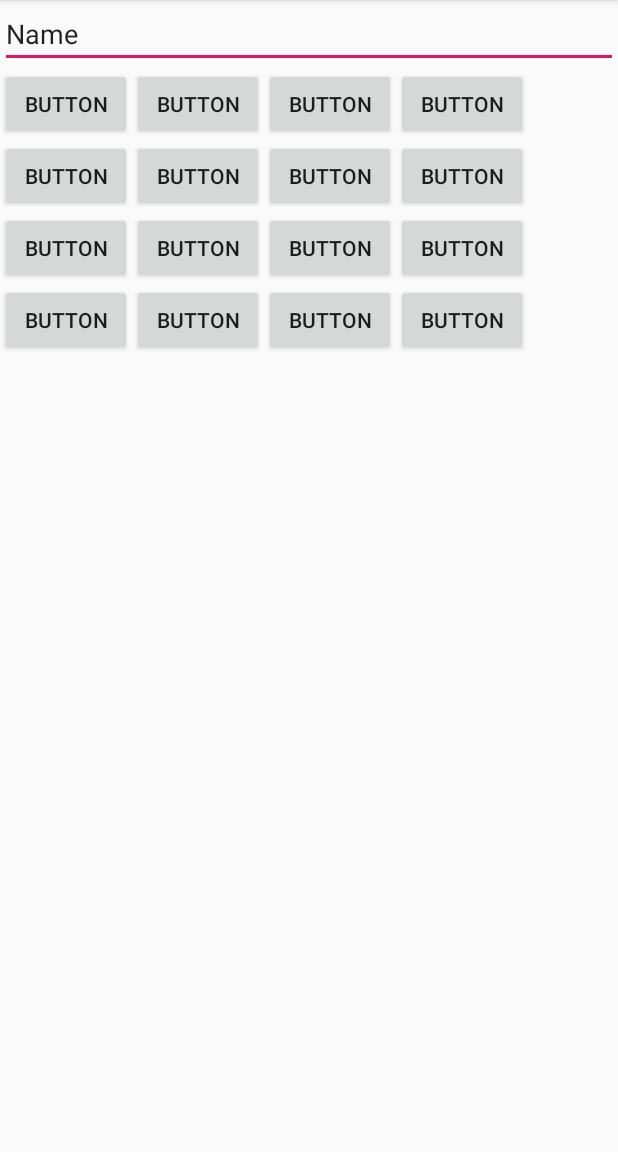
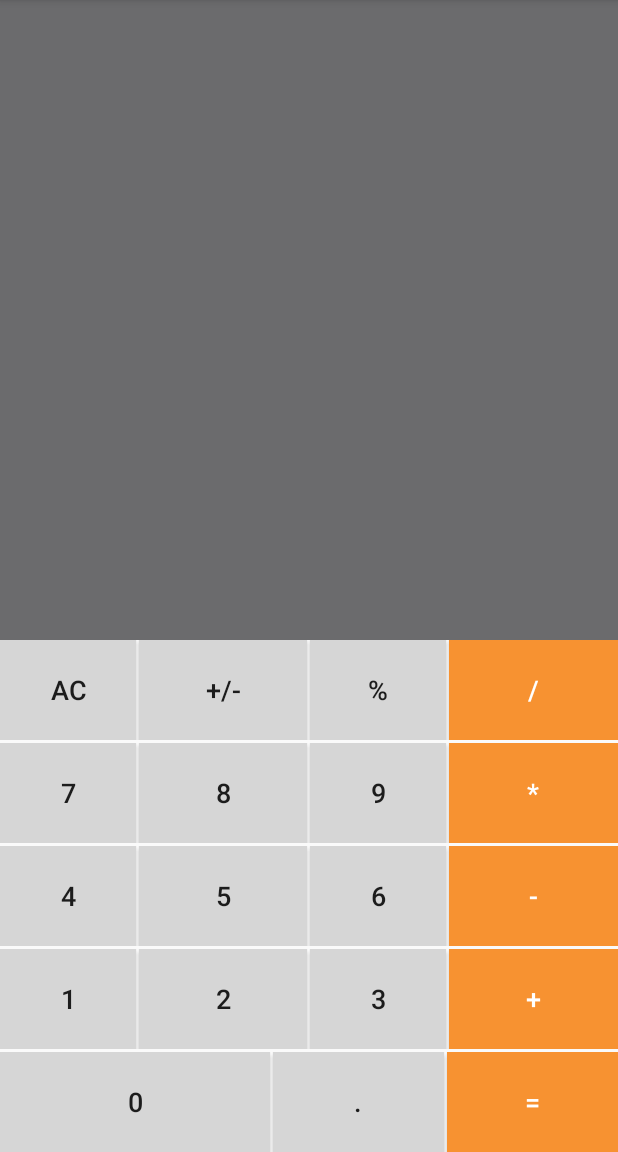
Before and after one commit to marcokenata-1/calculator-udemy, an Android app: the screen it shows after launch (MainActivity), on a phone screen of 412 x 824 dp, the part 84-1236 px from its top. Run offline under Robolectric (Android 15) with nearby library versions, the phone set to English and light mode, and no system bars.

Commit message:
fixing design issues

```diff
--- a/app/src/main/res/layout/activity_main.xml
+++ b/app/src/main/res/layout/activity_main.xml
@@ -7,101 +7,266 @@
         android:layout_height="match_parent"
         tools:context=".MainActivity" android:orientation="vertical">
     <EditText
+            android:id="@+id/etShowNumber"
             android:layout_width="match_parent"
             android:layout_height="wrap_content"
+            android:layout_weight="1"
+            android:background="@color/gray"
+            android:ems="10"
+            android:gravity="right"
             android:inputType="textPersonName"
-            android:text="Name"
-            android:ems="10"
-            android:id="@+id/editText"/>
+            android:paddingTop="10pt"
+            android:textColor="@color/white"
+            android:textSize="40sp"
+            tools:text="0" />
+
     <TableLayout
+
             android:layout_width="match_parent"
-            android:layout_height="match_parent">
+            android:layout_height="wrap_content">
 
         <TableRow
-                android:layout_width="match_parent"
-                android:layout_height="wrap_content">
-            <Button
-                    android:text="Button"
-                    android:layout_width="wrap_content"
-                    android:layout_height="wrap_content" android:id="@+id/button4"/>
-            <Button
-                    android:text="Button"
-                    android:layout_width="wrap_content"
-                    android:layout_height="wrap_content" android:id="@+id/button5"/>
-            <Button
-                    android:text="Button"
-                    android:layout_width="wrap_content"
-                    android:layout_height="wrap_content" android:id="@+id/button6"/>
-            <Button
-                    android:text="Button"
-                    android:layout_width="wrap_content"
-                    android:layout_height="wrap_content" android:id="@+id/button7"/>
-        </TableRow>
-        <TableRow
+                android:layout_marginBottom="1pt"
                 android:layout_width="match_parent"
                 android:layout_height="match_parent">
+
             <Button
-                    android:text="Button"
-                    android:layout_width="wrap_content"
-                    android:layout_height="wrap_content" android:id="@+id/button8"/>
+                    android:id="@+id/button10"
+                    android:layout_width="30pt"
+                    android:layout_height="30pt"
+                    android:layout_marginRight="1pt"
+                    android:layout_weight="1"
+                    android:background="@color/whiteback"
+                    android:onClick="buClean"
+                    android:text="AC"
+                    android:textSize="18sp" />
+
             <Button
-                    android:text="Button"
-                    android:layout_width="wrap_content"
-                    android:layout_height="wrap_content" android:id="@+id/button9"/>
+                    android:layout_marginRight="1pt"
+                    android:id="@+id/buPlusMins"
+                    android:layout_width="30pt"
+                    android:layout_height="30pt"
+                    android:layout_weight="1"
+                    android:background="@color/whiteback"
+                    android:onClick="buNumberEvent"
+                    android:text="+/-"
+                    android:textSize="18sp" />
+
             <Button
-                    android:text="Button"
-                    android:layout_width="wrap_content"
-                    android:layout_height="wrap_content" android:id="@+id/button10"/>
+                    android:id="@+id/button8"
+                    android:layout_width="30pt"
+                    android:layout_height="30pt"
+                    android:layout_marginRight="1pt"
+                    android:layout_weight="1"
+                    android:background="@color/whiteback"
+                    android:onClick="buPercent"
+                    android:text="%"
+                    android:textSize="18sp" />
+
             <Button
-                    android:text="Button"
-                    android:layout_width="wrap_content"
-                    android:layout_height="wrap_content" android:id="@+id/button11"/>
-        </TableRow>
-        <TableRow
-                android:layout_width="match_parent"
-                android:layout_height="match_parent">
-            <Button
-                    android:text="Button"
-                    android:layout_width="wrap_content"
-                    android:layout_height="wrap_content" android:id="@+id/button12"/>
-            <Button
-                    android:text="Button"
-                    android:layout_width="wrap_content"
-                    android:layout_height="wrap_content" android:id="@+id/button13"/>
-            <Button
-                    android:text="Button"
-                    android:layout_width="wrap_content"
-                    android:layout_height="wrap_content" android:id="@+id/button14"/>
-            <Button
-                    android:text="Button"
-                    android:layout_width="wrap_content"
-                    android:layout_height="wrap_content" android:id="@+id/button15"/>
+                    android:id="@+id/buDiv"
+                    android:layout_width="30pt"
+                    android:layout_height="30pt"
+                    android:layout_weight="1"
+                    android:background="@color/buop"
+                    android:onClick="buOpEevent"
+                    android:text="/"
+                    android:textColor="@color/white"
+                    android:textSize="18sp" />
         </TableRow>
 
         <TableRow
+                android:layout_marginBottom="1pt"
                 android:layout_width="match_parent"
                 android:layout_height="match_parent">
+
             <Button
-                    android:text="Button"
+                    android:layout_marginRight="1pt"
+                    android:id="@+id/bu7"
+                    android:layout_width="30pt"
+                    android:layout_height="30pt"
+                    android:layout_weight="1"
+                    android:background="@color/whiteback"
+                    android:onClick="buNumberEvent"
+                    android:text="7"
+                    android:textSize="18sp" />
+
+            <Button
+                    android:layout_marginRight="1pt"
+                    android:id="@+id/bu8"
+                    android:layout_width="30pt"
+                    android:layout_height="30pt"
+                    android:layout_weight="1"
+                    android:background="@color/whiteback"
+                    android:onClick="buNumberEvent"
+                    android:text="8"
+                    android:textSize="18sp" />
+
+            <Button
+                    android:layout_marginRight="1pt"
+                    android:id="@+id/bu9"
+                    android:layout_width="30pt"
+                    android:layout_height="30pt"
+                    android:layout_weight="1"
+                    android:background="@color/whiteback"
+                    android:onClick="buNumberEvent"
+                    android:text="9"
+                    android:textSize="18sp" />
+
+            <Button
+                    android:id="@+id/buMul"
                     android:layout_width="wrap_content"
-                    android:layout_height="wrap_content" android:id="@+id/button16"/>
+                    android:layout_height="30pt"
+                    android:layout_weight="1"
+                    android:background="@color/buop"
+                    android:onClick="buOpEevent"
+                    android:text="*"
+                    android:textColor="@color/white"
+                    android:textSize="18sp" />
+        </TableRow>
+
+        <TableRow
+                android:layout_marginBottom="1pt"
+                android:layout_width="match_parent"
+                android:layout_height="match_parent">
+
             <Button
-                    android:text="Button"
+                    android:layout_marginRight="1pt"
+                    android:id="@+id/bu4"
+                    android:layout_width="30pt"
+                    android:layout_height="30pt"
+                    android:layout_weight="1"
+                    android:background="@color/whiteback"
+                    android:onClick="buNumberEvent"
+                    android:text="4"
+                    android:textSize="18sp" />
+
+            <Button
+                    android:layout_marginRight="1pt"
+                    android:id="@+id/bu5"
                     android:layout_width="wrap_content"
-                    android:layout_height="wrap_content" android:id="@+id/button17"/>
+                    android:layout_height="30pt"
+                    android:layout_weight="1"
+                    android:background="@color/whiteback"
+                    android:onClick="buNumberEvent"
+                    android:text="5"
+                    android:textSize="18sp" />
+
             <Button
-                    android:text="Button"
-                    android:layout_width="wrap_content"
-                    android:layout_height="wrap_content" android:id="@+id/button18"/>
+                    android:layout_marginRight="1pt"
+                    android:id="@+id/bu6"
+                    android:layout_width="30pt"
+                    android:layout_height="30pt"
+                    android:layout_weight="1"
+                    android:background="@color/whiteback"
+                    android:onClick="buNumberEvent"
+                    android:text="6"
+                    android:textSize="18sp" />
+
             <Button
-                    android:text="Button"
-                    android:layout_width="wrap_content"
-                    android:layout_height="wrap_content" android:id="@+id/button19"/>
+                    android:id="@+id/buSub"
+                    android:layout_width="30pt"
+                    android:layout_height="30pt"
+                    android:layout_weight="1"
+                    android:background="@color/buop"
+                    android:onClick="buOpEevent"
+                    android:text="-"
+                    android:textColor="@color/white"
+                    android:textSize="18sp" />
         </TableRow>
+
+        <TableRow
+                android:layout_marginBottom="1pt"
+                android:layout_width="match_parent"
+                android:layout_height="match_parent">
+
+            <Button
+                    android:layout_marginRight="1pt"
+                    android:id="@+id/bu1"
+                    android:layout_width="30pt"
+                    android:layout_height="30pt"
+                    android:layout_weight="1"
+                    android:background="@color/whiteback"
+                    android:onClick="buNumberEvent"
+                    android:text="1"
+                    android:textSize="18sp" />
+
+            <Button
+                    android:layout_marginRight="1pt"
+                    android:id="@+id/bu2"
+                    android:layout_width="30pt"
+                    android:layout_height="30pt"
+                    android:layout_weight="1"
+                    android:background="@color/whiteback"
+                    android:onClick="buNumberEvent"
+                    android:text="2"
+                    android:textSize="18sp" />
+
+            <Button
+                    android:layout_marginRight="1pt"
+                    android:id="@+id/bu3"
+                    android:layout_width="30pt"
+                    android:layout_height="30pt"
+                    android:layout_weight="1"
+                    android:background="@color/whiteback"
+                    android:onClick="buNumberEvent"
+                    android:text="3"
+                    android:textSize="18sp" />
+
+            <Button
+                    android:id="@+id/buSum"
+                    android:layout_width="30pt"
+                    android:layout_height="30pt"
+                    android:layout_weight="1"
+                    android:background="@color/buop"
+                    android:onClick="buOpEevent"
+                    android:text="+"
+                    android:textColor="@color/white"
+                    android:textSize="18sp" />
+        </TableRow>
+
     </TableLayout>
+
     <LinearLayout
-            android:orientation="horizontal"
+
             android:layout_width="match_parent"
-            android:layout_height="match_parent">
+            android:layout_height="wrap_content"
+            android:orientation="horizontal">
+
+        <Button
+                android:layout_marginRight="1pt"
+                android:id="@+id/bu0"
+                android:layout_width="60pt"
+                android:layout_height="30pt"
+                android:layout_weight="1"
+                android:background="@color/whiteback"
+
+                android:onClick="buNumberEvent"
+                android:text="0"
+                android:textSize="18sp" />
+
+        <Button
+                android:layout_marginRight="1pt"
+                android:id="@+id/buDot"
+                android:layout_width="30pt"
+                android:layout_height="30pt"
+                android:layout_weight="1"
+                android:background="@color/whiteback"
+
+                android:onClick="buNumberEvent"
+                android:text="."
+                android:textSize="18sp" />
+
+        <Button
+                android:id="@+id/button1"
+                android:layout_width="30pt"
+                android:layout_height="30pt"
+                android:layout_weight="1"
+                android:background="@color/buop"
+
+                android:onClick="buEqualEvent"
+                android:text="="
+                android:textColor="@color/white"
+                android:textSize="18sp" />
     </LinearLayout>
 </LinearLayout>
--- a/app/src/main/res/values/colors.xml
+++ b/app/src/main/res/values/colors.xml
@@ -3,4 +3,8 @@
     <color name="colorPrimary">#008577</color>
     <color name="colorPrimaryDark">#00574B</color>
     <color name="colorAccent">#D81B60</color>
+    <color name="gray">#6B6B6D</color>
+    <color name="whiteback">#D6D6D6</color>
+    <color name="buop">#F79231</color>
+    <color name="white">#ffffff</color>
 </resources>
```
